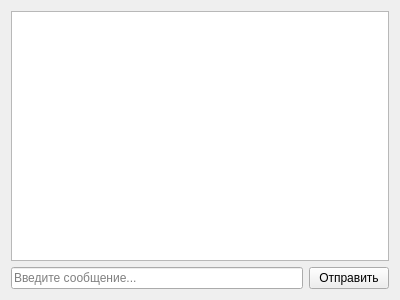
Old version of the form ClientChat/chatwidget.ui in the repository em4ty/CorporateChat.
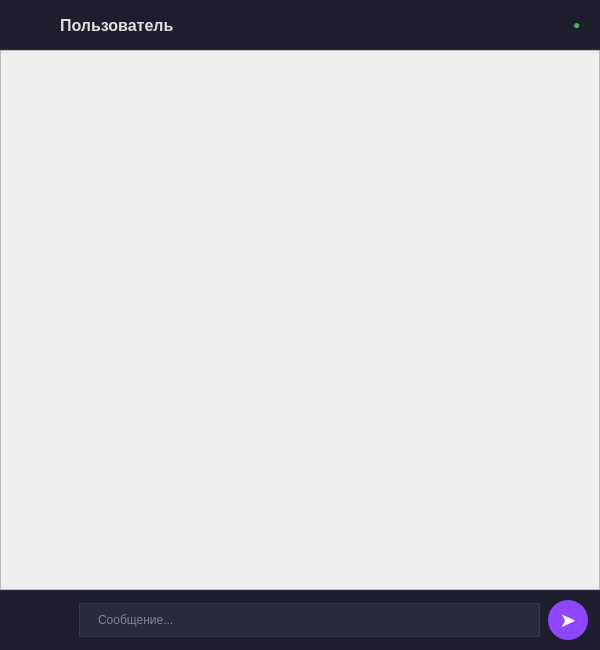
New version of the form. Icons and pictures are not drawn.

What changed in the file:
```diff
--- a/ClientChat/chatwidget.ui
+++ b/ClientChat/chatwidget.ui
@@ -6,35 +6,273 @@
    <rect>
     <x>0</x>
     <y>0</y>
-    <width>400</width>
-    <height>300</height>
+    <width>600</width>
+    <height>650</height>
    </rect>
   </property>
   <layout class="QVBoxLayout" name="verticalLayout">
+   <property name="spacing">
+    <number>0</number>
+   </property>
+   <property name="leftMargin">
+    <number>0</number>
+   </property>
+   <property name="topMargin">
+    <number>0</number>
+   </property>
+   <property name="rightMargin">
+    <number>0</number>
+   </property>
+   <property name="bottomMargin">
+    <number>0</number>
+   </property>
    <item>
-    <widget class="QListWidget" name="chatDisplay">
-     <property name="spacing">
-      <number>5</number>
+    <widget class="QWidget" name="headerWidget" native="true">
+     <property name="minimumSize">
+      <size>
+       <width>0</width>
+       <height>50</height>
+      </size>
      </property>
+     <property name="styleSheet">
+      <string notr="true">QWidget#headerWidget {
+    background-color: #1e1e2f;
+    border-bottom: 1px solid #2a2a3e;
+}</string>
+     </property>
+     <layout class="QHBoxLayout" name="horizontalLayout_header">
+      <property name="spacing">
+       <number>0</number>
+      </property>
+      <property name="leftMargin">
+       <number>0</number>
+      </property>
+      <property name="topMargin">
+       <number>0</number>
+      </property>
+      <property name="rightMargin">
+       <number>0</number>
+      </property>
+      <property name="bottomMargin">
+       <number>0</number>
+      </property>
+      <item>
+       <widget class="QLabel" name="avatarLabel">
+        <property name="minimumSize">
+         <size>
+          <width>40</width>
+          <height>40</height>
+         </size>
+        </property>
+        <property name="maximumSize">
+         <size>
+          <width>40</width>
+          <height>40</height>
+         </size>
+        </property>
+        <property name="styleSheet">
+         <string notr="true">border-radius: 20px; background: transparent;</string>
+        </property>
+        <property name="text">
+         <string/>
+        </property>
+       </widget>
+      </item>
+      <item>
+       <widget class="QLabel" name="chatPartnerLabel">
+        <property name="font">
+         <font>
+          <pointsize>12</pointsize>
+          <bold>true</bold>
+         </font>
+        </property>
+        <property name="styleSheet">
+         <string notr="true">QLabel {
+    color: #e0e0e0;
+    padding-left: 16px;
+}</string>
+        </property>
+        <property name="text">
+         <string>Пользователь</string>
+        </property>
+       </widget>
+      </item>
+      <item>
+       <spacer name="horizontalSpacer">
+        <property name="orientation">
+         <enum>Qt::Orientation::Horizontal</enum>
+        </property>
+        <property name="sizeHint" stdset="0">
+         <size>
+          <width>40</width>
+          <height>20</height>
+         </size>
+        </property>
+       </spacer>
+      </item>
+      <item>
+       <widget class="QLabel" name="statusIndicator">
+        <property name="styleSheet">
+         <string notr="true">QLabel {
+    color: #4caf50;
+    padding-right: 16px;
+}</string>
+        </property>
+        <property name="text">
+         <string>●</string>
+        </property>
+       </widget>
+      </item>
+     </layout>
     </widget>
    </item>
    <item>
-    <layout class="QHBoxLayout" name="horizontalLayout">
-     <item>
-      <widget class="QLineEdit" name="messageEdit">
-       <property name="placeholderText">
-        <string>Введите сообщение...</string>
+    <widget class="QScrollArea" name="chatScrollArea">
+     <property name="verticalScrollBarPolicy">
+      <enum>Qt::ScrollBarPolicy::ScrollBarAsNeeded</enum>
+     </property>
+     <property name="horizontalScrollBarPolicy">
+      <enum>Qt::ScrollBarPolicy::ScrollBarAlwaysOff</enum>
+     </property>
+     <property name="widgetResizable">
+      <bool>true</bool>
+     </property>
+     <widget class="QWidget" name="scrollAreaWidgetContents">
+      <property name="geometry">
+       <rect>
+        <x>0</x>
+        <y>0</y>
+        <width>598</width>
+        <height>538</height>
+       </rect>
+      </property>
+      <layout class="QVBoxLayout" name="chatLayout">
+       <property name="spacing">
+        <number>6</number>
        </property>
-      </widget>
-     </item>
-     <item>
-      <widget class="QPushButton" name="sendButton">
-       <property name="text">
-        <string>Отправить</string>
+       <property name="leftMargin">
+        <number>8</number>
        </property>
-      </widget>
-     </item>
-    </layout>
+       <property name="topMargin">
+        <number>8</number>
+       </property>
+       <property name="rightMargin">
+        <number>8</number>
+       </property>
+       <property name="bottomMargin">
+        <number>8</number>
+       </property>
+      </layout>
+     </widget>
+    </widget>
+   </item>
+   <item>
+    <widget class="QWidget" name="inputWidget" native="true">
+     <property name="minimumSize">
+      <size>
+       <width>0</width>
+       <height>60</height>
+      </size>
+     </property>
+     <property name="styleSheet">
+      <string notr="true">QWidget#inputWidget {
+    background-color: #1e1e2f;
+    border-top: 1px solid #2a2a3e;
+}</string>
+     </property>
+     <layout class="QHBoxLayout" name="horizontalLayout_input">
+      <property name="spacing">
+       <number>8</number>
+      </property>
+      <property name="leftMargin">
+       <number>12</number>
+      </property>
+      <property name="topMargin">
+       <number>8</number>
+      </property>
+      <property name="rightMargin">
+       <number>12</number>
+      </property>
+      <property name="bottomMargin">
+       <number>8</number>
+      </property>
+      <item>
+       <widget class="QPushButton" name="attachButton">
+        <property name="minimumSize">
+         <size>
+          <width>40</width>
+          <height>40</height>
+         </size>
+        </property>
+        <property name="styleSheet">
+         <string notr="true">QPushButton {
+    background-color: transparent;
+    color: #e0e0e0;
+    border: none;
+    font-size: 22px;
+}
+QPushButton:hover {
+    color: #9146ff;
+}</string>
+        </property>
+        <property name="text">
+         <string/>
+        </property>
+        <property name="icon">
+         <iconset theme="QIcon::ThemeIcon::MailAttachment"/>
+        </property>
+       </widget>
+      </item>
+      <item>
+       <widget class="QLineEdit" name="messageEdit">
+        <property name="styleSheet">
+         <string notr="true">QLineEdit {
+    background-color: #2a2a3e;
+    border: 1px solid #3a3a4e;
+    border-radius: 18px;
+    padding: 8px 16px;
+    color: #e0e0e0;
+}
+QLineEdit:focus {
+    border: 1px solid #9146ff;
+}</string>
+        </property>
+        <property name="placeholderText">
+         <string>Сообщение...</string>
+        </property>
+       </widget>
+      </item>
+      <item>
+       <widget class="QPushButton" name="sendButton">
+        <property name="minimumSize">
+         <size>
+          <width>40</width>
+          <height>40</height>
+         </size>
+        </property>
+        <property name="styleSheet">
+         <string notr="true">QPushButton {
+    background-color: #9146ff;
+    color: white;
+    border: none;
+    border-radius: 20px;
+    font-weight: bold;
+    font-size: 20px;
+}
+QPushButton:hover {
+    background-color: #7a3cdb;
+}
+QPushButton:pressed {
+    background-color: #5a2a8b;
+}</string>
+        </property>
+        <property name="text">
+         <string>➤</string>
+        </property>
+       </widget>
+      </item>
+     </layout>
+    </widget>
    </item>
   </layout>
  </widget>
```
Left out of the diff: 2 changed lines with no effect on the pictures.
